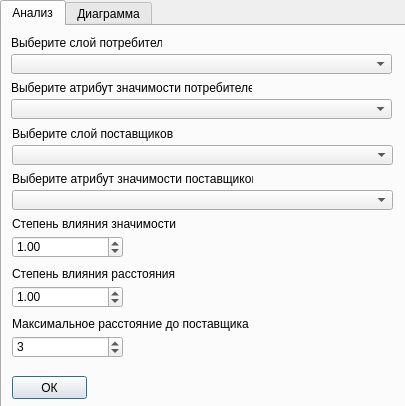
Above: untitled.ui from Gumbinnen/qgis-lightmodels before the change. Below: the same form after it.
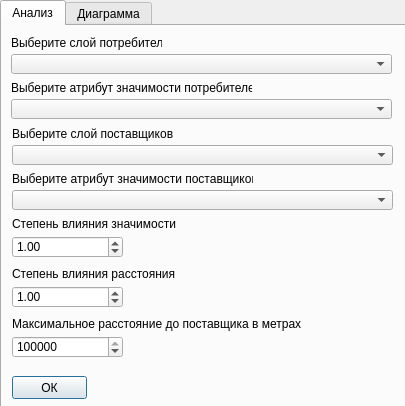
That is the form after the change. The open tabs and pages were chosen to show the change.

The edit to the form file:
```diff
--- a/untitled.ui
+++ b/untitled.ui
@@ -28,8 +28,20 @@
      <height>411</height>
     </rect>
    </property>
+   <property name="tabPosition">
+    <enum>QTabWidget::North</enum>
+   </property>
+   <property name="tabShape">
+    <enum>QTabWidget::Rounded</enum>
+   </property>
    <property name="currentIndex">
-    <number>1</number>
+    <number>0</number>
+   </property>
+   <property name="documentMode">
+    <bool>false</bool>
+   </property>
+   <property name="movable">
+    <bool>true</bool>
    </property>
    <widget class="QWidget" name="tab">
     <attribute name="title">
@@ -183,12 +195,12 @@
       <rect>
        <x>10</x>
        <y>290</y>
-       <width>274</width>
+       <width>381</width>
        <height>16</height>
       </rect>
      </property>
      <property name="text">
-      <string>Максимальное расстояние до поставщика</string>
+      <string>Максимальное расстояние до поставщика в метрах</string>
      </property>
     </widget>
     <widget class="QSpinBox" name="spinBox">
@@ -204,7 +216,7 @@
       <number>9999999</number>
      </property>
      <property name="value">
-      <number>3</number>
+      <number>9999999</number>
      </property>
     </widget>
     <widget class="QDoubleSpinBox" name="doubleSpinBox">
```
